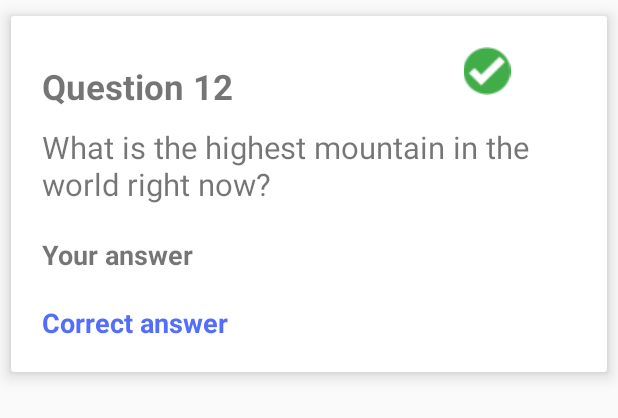
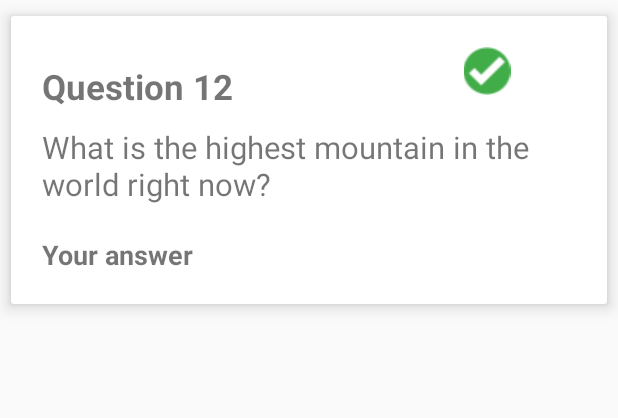
Before and after one commit to Bowen35/MyLifeBalance1.1, an Android app: the layout view_quiz_result_analysis.xml on its own in the app's theme, with its tools: preview values and no code run, on a phone screen of 412 x 824 dp. Shown: the top 418 px of the screen. Run offline under Robolectric (Android 15) with nearby library versions, the phone set to English and light mode, and no system bars.

```diff
--- a/app/src/main/java/com/inducesmile/androidmultiquiz/adapters/QuizResultViewHolder.java
+++ b/app/src/main/java/com/inducesmile/androidmultiquiz/adapters/QuizResultViewHolder.java
@@ -18,7 +18,6 @@ public class QuizResultViewHolder extends RecyclerView.ViewHolder{
 
     public TextView yourAnswer;
 
-    public TextView correctAnswer;
 
 
     public QuizResultViewHolder(View itemView) {
@@ -28,6 +27,5 @@ public class QuizResultViewHolder extends RecyclerView.ViewHolder{
         questionNum = (TextView)itemView.findViewById(R.id.question_number);
         mainQuestion = (TextView)itemView.findViewById(R.id.real_question);
         yourAnswer = (TextView)itemView.findViewById(R.id.your_answer);
-        correctAnswer = (TextView)itemView.findViewById(R.id.correct_answer);
     }
 }
--- a/app/src/main/res/layout/view_quiz_result_analysis.xml
+++ b/app/src/main/res/layout/view_quiz_result_analysis.xml
@@ -60,15 +60,6 @@
             android:text="@string/your_answer"
             android:layout_marginTop="@dimen/_16sdp"/>
 
-        <TextView
-            android:id="@+id/correct_answer"
-            android:layout_width="wrap_content"
-            android:layout_height="wrap_content"
-            android:textSize="@dimen/_14sdp"
-            android:textStyle="bold"
-            android:textColor="@color/colorAccent"
-            android:text="@string/correct_answer"
-            android:layout_marginTop="@dimen/_16sdp"/>
 
 
     </LinearLayout>
```
Also changed, not shown: app/src/main/java/com/inducesmile/androidmultiquiz/MainQuizActivity.java (+25 -26 lines), app/src/main/java/com/inducesmile/androidmultiquiz/adapters/QuizResultAdapter.java (+1 -6 lines), app/src/main/java/com/inducesmile/androidmultiquiz/entities/ResultObject.java (+2 -14 lines).
